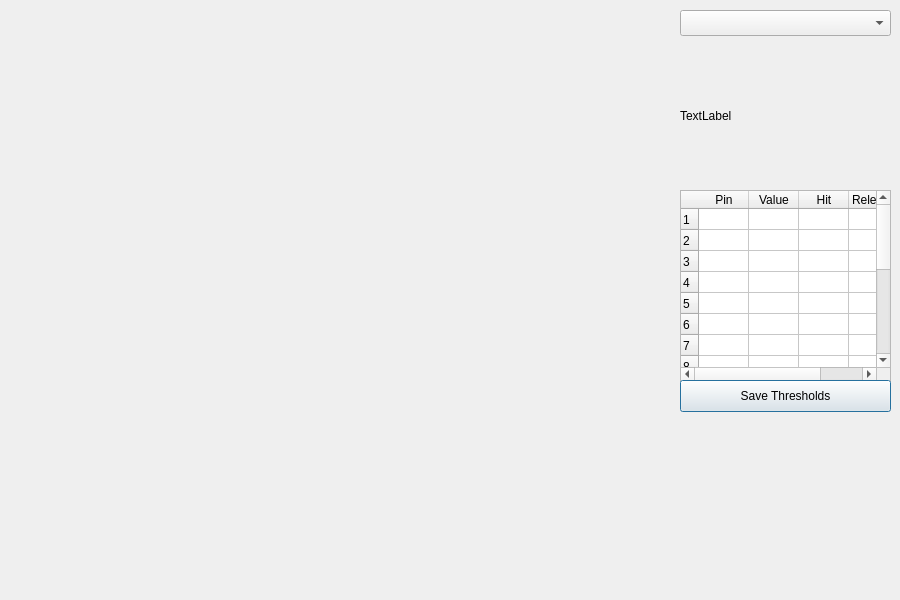
The window that Configurator/resources/gui.ui (root670/dance-pad) describes before a commit, drawn with Qt 5.
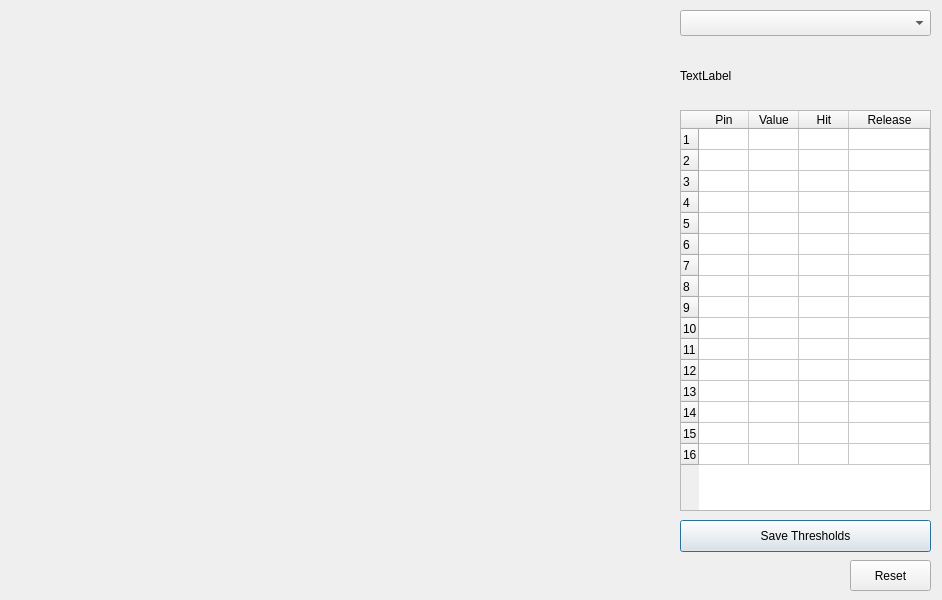
The same window after the commit. Custom widgets are drawn as their Qt base class.

Commit message: Add button to calibrate pad.

What changed in the file:
```diff
--- a/Configurator/resources/gui.ui
+++ b/Configurator/resources/gui.ui
@@ -12,7 +12,7 @@
    <rect>
     <x>0</x>
     <y>0</y>
-    <width>900</width>
+    <width>942</width>
     <height>600</height>
    </rect>
   </property>
@@ -54,7 +54,7 @@
     <rect>
      <x>680</x>
      <y>10</y>
-     <width>211</width>
+     <width>251</width>
      <height>26</height>
     </rect>
    </property>
@@ -64,8 +64,8 @@
     <rect>
      <x>680</x>
      <y>40</y>
-     <width>211</width>
-     <height>151</height>
+     <width>251</width>
+     <height>71</height>
     </rect>
    </property>
    <property name="text">
@@ -79,9 +79,9 @@
    <property name="geometry">
     <rect>
      <x>680</x>
-     <y>190</y>
-     <width>211</width>
-     <height>192</height>
+     <y>110</y>
+     <width>251</width>
+     <height>401</height>
     </rect>
    </property>
    <property name="rowCount">
@@ -146,8 +146,8 @@
    <property name="geometry">
     <rect>
      <x>680</x>
-     <y>380</y>
-     <width>211</width>
+     <y>520</y>
+     <width>251</width>
      <height>32</height>
     </rect>
    </property>
@@ -155,6 +155,19 @@
     <string>Save Thresholds</string>
    </property>
   </widget>
+  <widget class="QPushButton" name="pushButton_reset">
+   <property name="geometry">
+    <rect>
+     <x>850</x>
+     <y>560</y>
+     <width>81</width>
+     <height>31</height>
+    </rect>
+   </property>
+   <property name="text">
+    <string>Reset</string>
+   </property>
+  </widget>
  </widget>
  <customwidgets>
   <customwidget>
```
The commit also changes 2 other files.
